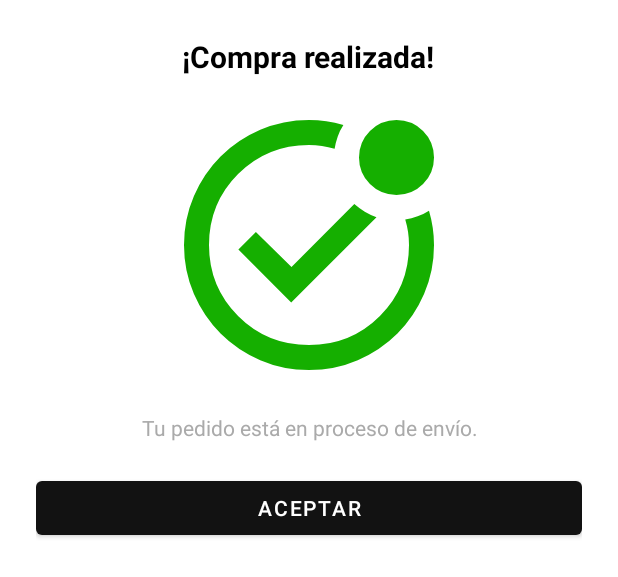
After one commit to roman-tecpa/Shofy, an Android app: the layout dialog_compra_realizada.xml on its own in the app's theme, with its tools: preview values and no code run, on a phone screen of 412 x 824 dp. The commit adds this screen. Shown: the top 577 px of the screen. Run offline under Robolectric (Android 15) with nearby library versions, the phone set to English and light mode, and no system bars.

Commit message:
Validaciones de compras realizadas

```diff
--- a/app/src/main/java/com/codedev/shofy/DB/DBHelper.java
+++ b/app/src/main/java/com/codedev/shofy/DB/DBHelper.java
@@ -24,7 +24,6 @@ public class DBHelper extends SQLiteOpenHelper {
 
     @Override
     public void onCreate(SQLiteDatabase db) {
-
         // Tabla de usuarios
         db.execSQL("CREATE TABLE Usuarios (" +
                 "id INTEGER PRIMARY KEY AUTOINCREMENT, " +
@@ -38,13 +37,13 @@ public class DBHelper extends SQLiteOpenHelper {
                 "id INTEGER PRIMARY KEY AUTOINCREMENT, " +
                 "nombre TEXT UNIQUE NOT NULL, " +
                 "descripcion TEXT NOT NULL, " +
-                "tipo TEXT NOT NULL, " +  // 'papelería', 'supermercado', 'droguería'
+                "tipo TEXT NOT NULL, " +
                 "cantidad_actual INTEGER DEFAULT 0, " +
                 "cantidad_minima INTEGER NOT NULL, " +
                 "precio_base REAL NOT NULL" +
                 ")");
 
-        // Tabla de ventas (encabezado), ahora relacionada al usuario
+        // Tabla de ventas
         db.execSQL("CREATE TABLE Ventas (" +
                 "id INTEGER PRIMARY KEY AUTOINCREMENT, " +
                 "id_usuario INTEGER NOT NULL, " +
--- a/app/src/main/java/com/codedev/shofy/models/Producto.java
+++ b/app/src/main/java/com/codedev/shofy/models/Producto.java
@@ -31,4 +31,9 @@ public class Producto implements Serializable {
     public double getPrecioBase() { return precioBase; }
 
     public void setNombre(String nombre) { this.nombre = nombre; }
+
+    // ✅ NUEVO: Permite actualizar el stock internamente
+    public void setCantidad_actual(int cantidad_actual) {
+        this.cantidad_actual = cantidad_actual;
+    }
 }
--- /dev/null
+++ b/app/src/main/res/drawable/ic_comprarealizada.xml
@@ -0,0 +1,5 @@
+<vector xmlns:android="http://schemas.android.com/apk/res/android" android:height="200dp" android:tint="#15AF00" android:viewportHeight="960" android:viewportWidth="960" android:width="200dp">
+
+    <path android:fillColor="@android:color/white" android:pathData="M480,480Q480,480 480,480Q480,480 480,480Q480,480 480,480Q480,480 480,480Q480,480 480,480Q480,480 480,480Q480,480 480,480Q480,480 480,480Q480,480 480,480Q480,480 480,480Q480,480 480,480Q480,480 480,480Q480,480 480,480Q480,480 480,480Q480,480 480,480Q480,480 480,480ZM760,320Q710,320 675,285Q640,250 640,200Q640,150 675,115Q710,80 760,80Q810,80 845,115Q880,150 880,200Q880,250 845,285Q810,320 760,320ZM480,880Q397,880 324,848.5Q251,817 197,763Q143,709 111.5,636Q80,563 80,480Q80,397 111.5,324Q143,251 197,197Q251,143 324,111.5Q397,80 480,80Q508,80 535.5,84Q563,88 590,96Q579,113 572,132.5Q565,152 562,172Q542,166 521.5,163Q501,160 480,160Q346,160 253,253Q160,346 160,480Q160,614 253,707Q346,800 480,800Q614,800 707,707Q800,614 800,480Q800,459 797,438.5Q794,418 788,398Q808,395 827.5,388Q847,381 864,370Q872,397 876,424.5Q880,452 880,480Q880,563 848.5,636Q817,709 763,763Q709,817 636,848.5Q563,880 480,880ZM423,664L696,391Q676,384 658.5,373.5Q641,363 625,349L424,550L310,438L254,494L423,664Z"/>
+
+</vector>
--- /dev/null
+++ b/app/src/main/res/layout/dialog_compra_realizada.xml
@@ -0,0 +1,50 @@
+<?xml version="1.0" encoding="utf-8"?>
+<FrameLayout xmlns:android="http://schemas.android.com/apk/res/android"
+    android:layout_width="match_parent"
+    android:layout_height="match_parent"
+    android:background="@android:color/transparent"
+    android:gravity="center">
+
+    <LinearLayout
+        android:layout_width="match_parent"
+        android:layout_height="wrap_content"
+        android:background="@drawable/bg_dialog"
+        android:orientation="vertical"
+        android:padding="24dp"
+        android:gravity="center_horizontal">
+
+        <TextView
+            android:id="@+id/txtTitulo"
+            android:layout_width="wrap_content"
+            android:layout_height="wrap_content"
+            android:text="¡Compra realizada!"
+            android:textSize="20sp"
+            android:textStyle="bold"
+            android:textColor="@android:color/black"
+            android:layout_gravity="center_horizontal" />
+
+        <ImageView
+            android:layout_width="wrap_content"
+            android:layout_height="wrap_content"
+            android:src="@drawable/ic_comprarealizada"
+            android:layout_gravity="center_horizontal"
+            android:layout_marginTop="12dp" />
+
+        <TextView
+            android:id="@+id/txtMensaje"
+            android:layout_width="wrap_content"
+            android:layout_height="wrap_content"
+            android:text="Tu pedido está en proceso de envío."
+            android:layout_marginTop="12dp"
+            android:textColor="@android:color/darker_gray"
+            android:textAlignment="center"
+            android:layout_gravity="center_horizontal" />
+
+        <Button
+            android:id="@+id/btnAceptar"
+            android:layout_width="match_parent"
+            android:layout_height="wrap_content"
+            android:text="Aceptar"
+            android:layout_marginTop="20dp" />
+    </LinearLayout>
+</FrameLayout>
```
Also changed, not shown: app/src/main/java/com/codedev/shofy/Carrito.java (+81 -27 lines), app/src/main/java/com/codedev/shofy/DB/DBProductos.java (+12 -1 lines), app/src/main/java/com/codedev/shofy/DB/DBVentas.java (added, +66 -0 lines), app/src/main/java/com/codedev/shofy/DetalladoProducto.java (+45 -16 lines), app/src/main/java/com/codedev/shofy/adapters/CarritoAdapter.java (+12 -13 lines), app/src/main/java/com/codedev/shofy/models/DialogCompraRealizada.java (added, +39 -0 lines), app/src/main/java/com/codedev/shofy/utils/CarritoManager.java (+10 -0 lines).
